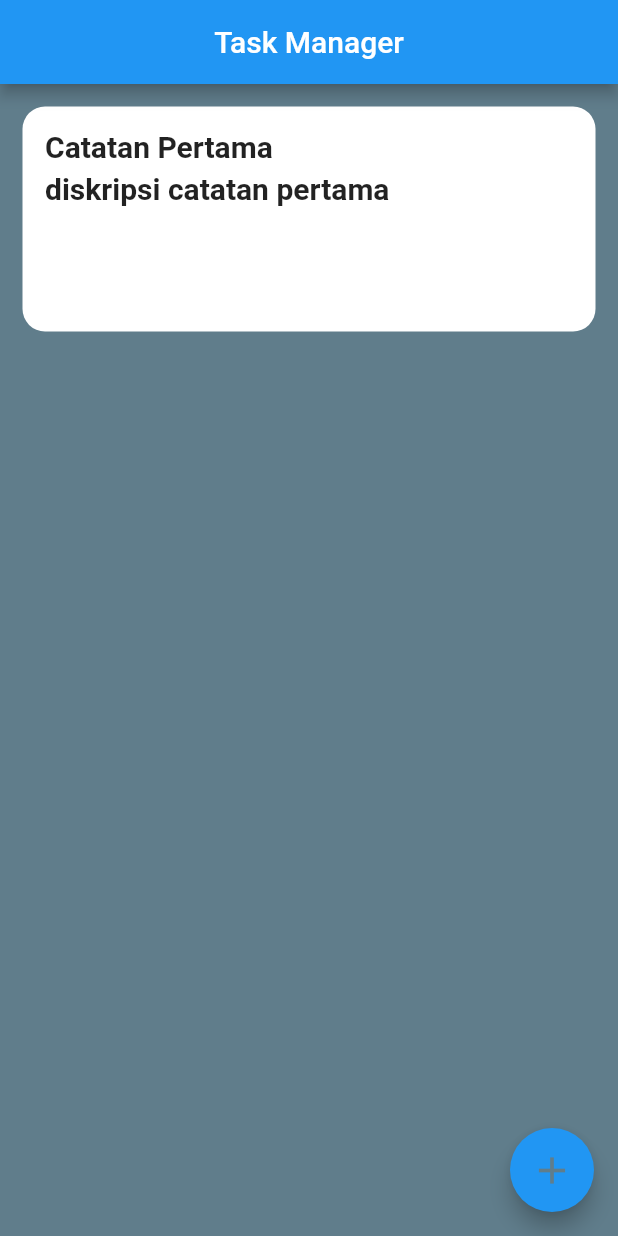
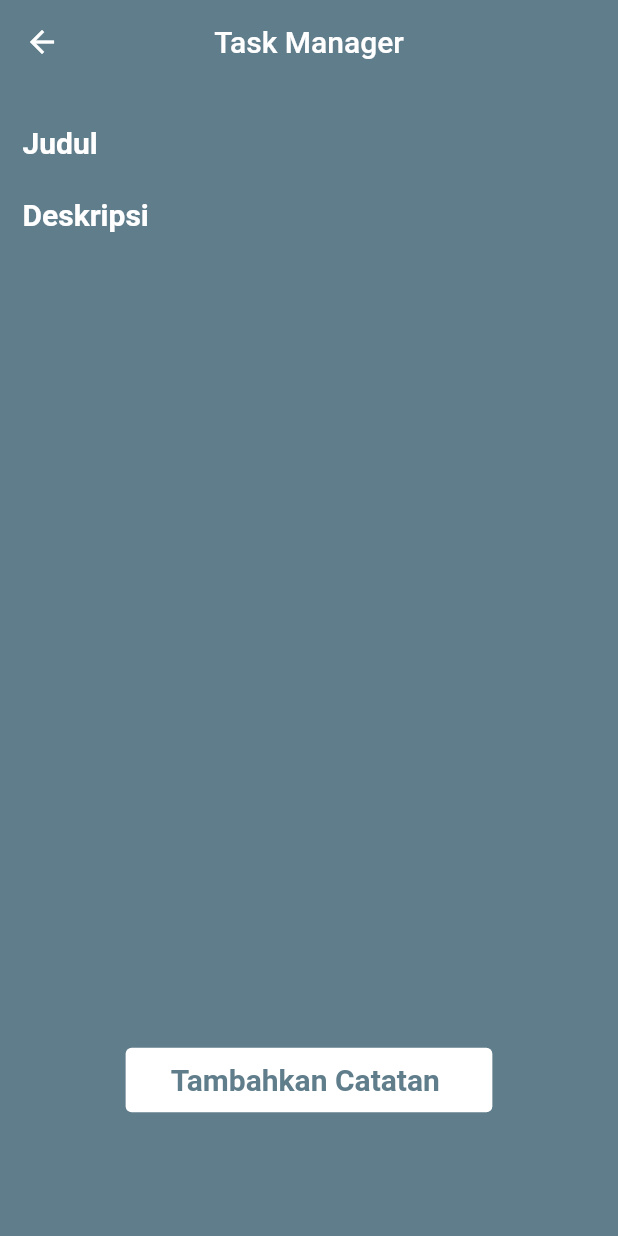
Before and after one commit to taufiqjack/notesapp_provider, a Flutter app: the screen it shows after launch, after a tap on the "add" icon, on a phone screen of 412 x 824 dp. Run offline on Flutter 3.47's test engine with Material 2 defaults, Android fonts, the phone set to English and light mode, and no system bars.

Commit message:
adding add_note pages

```diff
--- /dev/null
+++ b/lib/pages/add_notes.dart
@@ -0,0 +1,81 @@
+import 'package:flutter/material.dart';
+import 'package:notesapp_provider/models/notes_operation.dart';
+import 'package:provider/provider.dart';
+
+class AddNotes extends StatelessWidget {
+  const AddNotes({Key? key}) : super(key: key);
+
+  @override
+  Widget build(BuildContext context) {
+    String? titleText;
+    String? descriptionText;
+
+    return Scaffold(
+      backgroundColor: Colors.blueGrey,
+      appBar: AppBar(
+        title: const Text('Task Manager'),
+        centerTitle: true,
+        elevation: 0,
+        backgroundColor: Colors.transparent,
+      ),
+      body: Padding(
+        padding: const EdgeInsets.only(
+          bottom: 80,
+          top: 15,
+          left: 15,
+          right: 15,
+        ),
+        child: Column(
+          children: [
+            TextField(
+              decoration: const InputDecoration(
+                  border: InputBorder.none,
+                  hintText: 'Judul',
+                  hintStyle: TextStyle(
+                    fontSize: 20,
+                    fontWeight: FontWeight.bold,
+                    color: Colors.white,
+                  )),
+              onChanged: (value) {
+                titleText = value;
+              },
+            ),
+            Expanded(
+              child: TextField(
+                decoration: const InputDecoration(
+                    border: InputBorder.none,
+                    hintText: 'Deskripsi',
+                    fillColor: Colors.white,
+                    hintStyle: TextStyle(
+                      fontSize: 20,
+                      fontWeight: FontWeight.bold,
+                      color: Colors.white,
+                    )),
+                onChanged: (value) {
+                  descriptionText = value;
+                },
+              ),
+            ),
+            TextButton(
+                onPressed: () {
+                  Provider.of<NotesOperation>(context, listen: false)
+                      .addNewNote(titleText!, descriptionText!);
+                  Navigator.pop(context);
+                },
+                style: TextButton.styleFrom(
+                    padding: const EdgeInsets.only(
+                        bottom: 10, left: 30, right: 30, top: 10),
+                    backgroundColor: Colors.white),
+                child: const Text(
+                  'Tambahkan Catatan ',
+                  style: TextStyle(
+                      fontSize: 20,
+                      fontWeight: FontWeight.bold,
+                      color: Colors.blueGrey),
+                ))
+          ],
+        ),
+      ),
+    );
+  }
+}
--- a/lib/pages/homepages.dart
+++ b/lib/pages/homepages.dart
@@ -1,6 +1,7 @@
 import 'package:flutter/material.dart';
 import 'package:notesapp_provider/models/note.dart';
 import 'package:notesapp_provider/models/notes_operation.dart';
+import 'package:notesapp_provider/pages/add_notes.dart';
 import 'package:provider/provider.dart';
 
 class HomePages extends StatelessWidget {
@@ -15,11 +16,14 @@ class HomePages extends StatelessWidget {
         centerTitle: true,
       ),
       floatingActionButton: FloatingActionButton(
-        onPressed: () {},
+        onPressed: () {
+          Navigator.push(
+              context, MaterialPageRoute(builder: (context) => const AddNotes()));
+        },
         child: const Icon(
           Icons.add,
           size: 30,
-          color: Colors.blueGrey,
+          color: Colors.white,
         ),
       ),
       body: Consumer<NotesOperation>(
```
